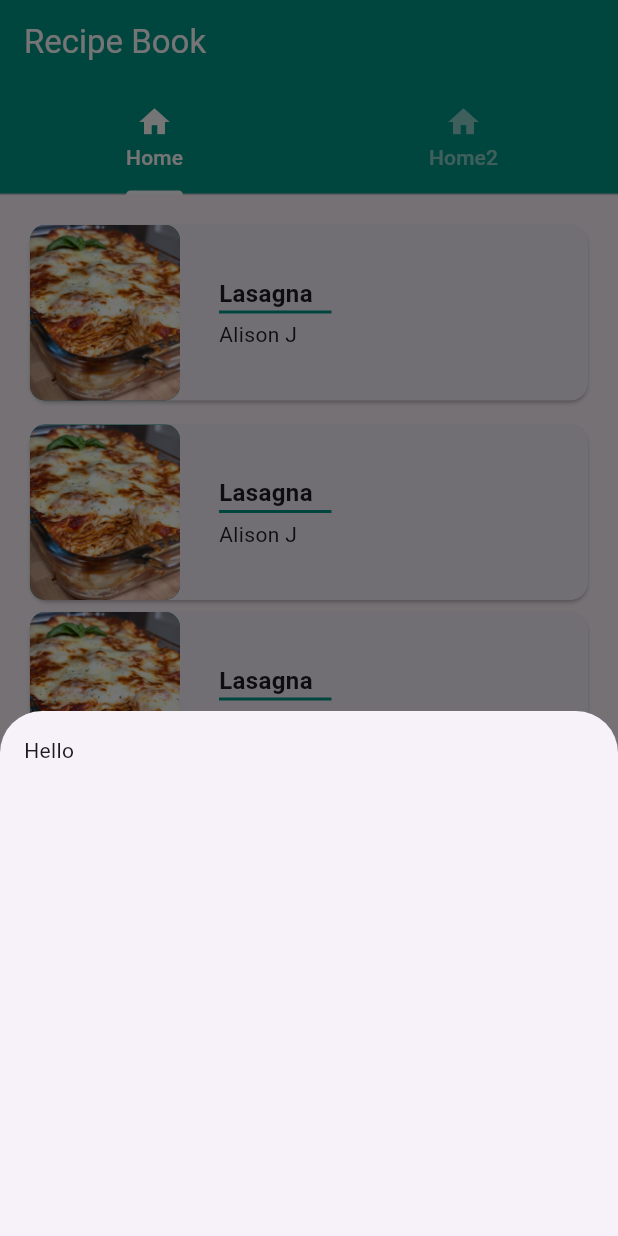
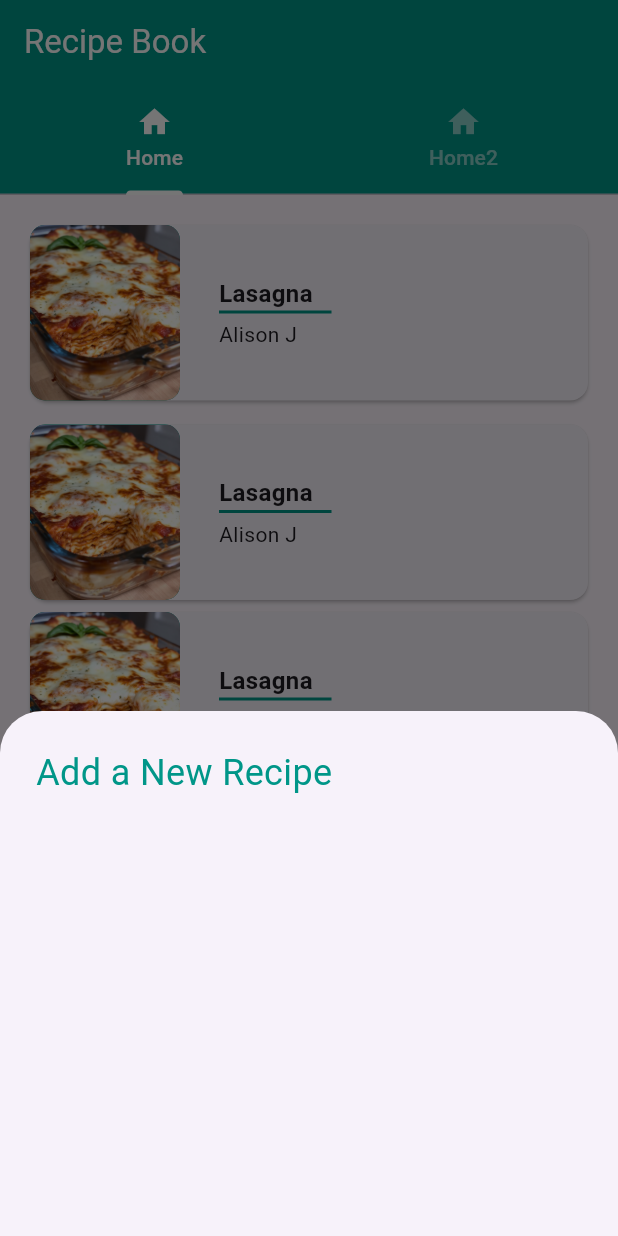
Before and after one commit to AlexNaupay/Recipe-Book-Flutter, a Flutter app: the screen it shows after launch, after a tap on the "add" icon, on a phone screen of 412 x 824 dp. Run offline on Flutter 3.47's test engine with Material 3 defaults, Android fonts, the phone set to English and light mode, and no system bars.

Commit message:
Start building a form

```diff
--- a/lib/screens/home_screen.dart
+++ b/lib/screens/home_screen.dart
@@ -37,9 +37,30 @@ Future<void> _showBottomSheet(BuildContext context){
         padding: const EdgeInsets.all(16),
         height: 350,
         width: MediaQuery.of(context).size.width,
-        child: const Text("Hello"),
+        child: const RecipeForm(),
       )
   );
+}
+
+class RecipeForm extends StatelessWidget {
+  const RecipeForm({super.key});
+
+  @override
+  Widget build(BuildContext context) {
+    return const Padding(
+      padding: EdgeInsets.all(8),
+      child: Form(
+        //key: _formkey,
+          child: Column(
+            crossAxisAlignment: CrossAxisAlignment.start,
+            children: [
+              Text("Add a New Recipe", style: TextStyle(color: Colors.teal, fontSize: 24),)
+            ],
+          )
+      ),
+    );
+  }
+
 }
 
 class RecipeCard extends StatelessWidget {
```
